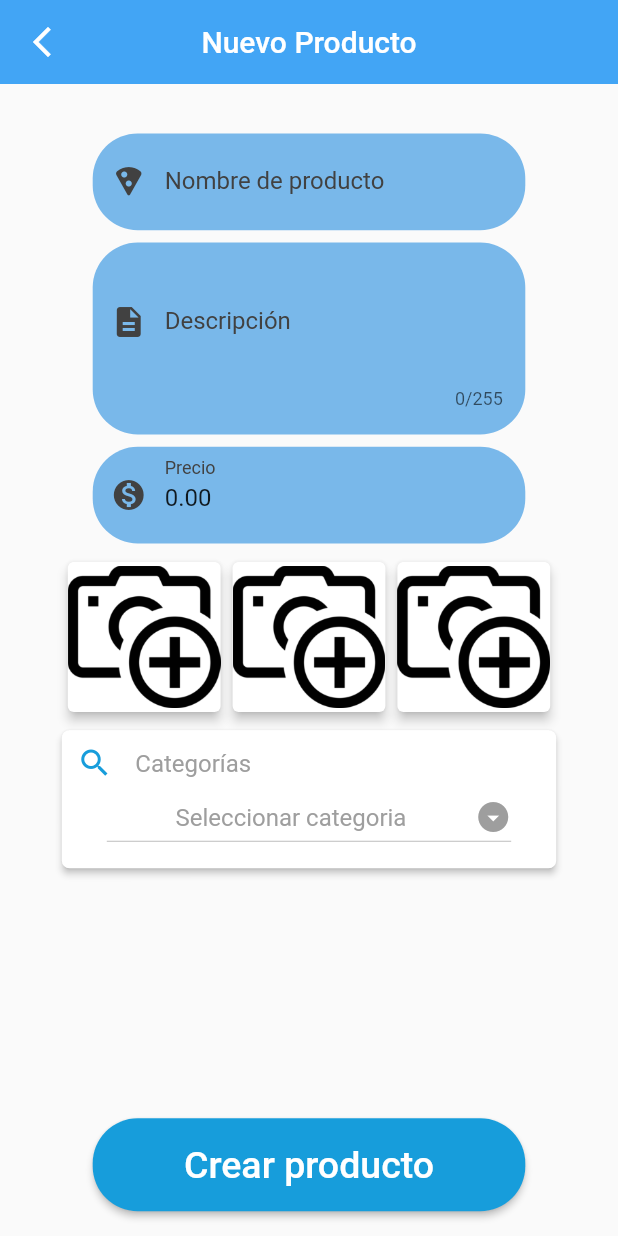
After one commit to Blanco1010/shopping, a Flutter app: the RestaurantProductsCreateScreen screen opened directly, on a phone screen of 412 x 824 dp. The commit adds this screen. Run offline on Flutter 3.47's test engine with Material 2 defaults, Android fonts, the phone set to English and light mode, and no system bars; our stand-ins replace animate_do, flutter_secure_storage, image_picker; accounts and stored records are empty.

Commit message:
add product

```diff
--- a/shop_app/lib/models/category.dart
+++ b/shop_app/lib/models/category.dart
@@ -1,10 +1,13 @@
 import 'dart:convert';
 
 class Category {
+  String? id;
   String name;
   String description;
+  List<Category> toList = [];
 
   Category({
+    this.id,
     required this.name,
     required this.description,
   });
@@ -14,11 +17,13 @@ class Category {
   String toJson() => json.encode(toMap());
 
   factory Category.fromMap(Map<String, dynamic> json) => Category(
+        id: json["id"] ?? 'null',
         name: json["name"],
         description: json["description"],
       );
 
   Map<String, dynamic> toMap() => {
+        "id": id ?? 'null',
         "name": name,
         "description": description,
       };
--- /dev/null
+++ b/shop_app/lib/models/product.dart
@@ -0,0 +1,53 @@
+import 'dart:convert';
+
+class Product {
+  String? id;
+  String name;
+  String description;
+  String? imagen1;
+  String? imagen2;
+  String? imagen3;
+  double price;
+  int idCategory;
+  int quantity;
+
+  Product({
+    this.id,
+    required this.name,
+    required this.description,
+    this.imagen1,
+    this.imagen2,
+    this.imagen3,
+    required this.price,
+    required this.idCategory,
+    required this.quantity,
+  });
+
+  factory Product.fromJson(String str) => Product.fromMap(json.decode(str));
+
+  String toJson() => json.encode(toMap());
+
+  factory Product.fromMap(Map<String, dynamic> json) => Product(
+        id: json["id"],
+        name: json["name"],
+        description: json["description"],
+        imagen1: json["imagen1"],
+        imagen2: json["imagen2"],
+        imagen3: json["imagen3"],
+        price: json["price"].toDouble(),
+        idCategory: json["idCategory"],
+        quantity: json["quantity"],
+      );
+
+  Map<String, dynamic> toMap() => {
+        "id": id,
+        "name": name,
+        "description": description,
+        "imagen1": imagen1,
+        "imagen2": imagen2,
+        "imagen3": imagen3,
+        "price": price,
+        "idCategory": idCategory,
+        "quantity": quantity,
+      };
+}
--- a/shop_app/lib/routes/routes.dart
+++ b/shop_app/lib/routes/routes.dart
@@ -1,4 +1,5 @@
 import 'package:flutter/material.dart';
+
 import 'package:shop_app/screen/screen.dart';
 
 class Routes {
@@ -185,6 +186,28 @@ class Routes {
         },
       );
     }
+
+    if (settings.name == '/restaurant/product/create') {
+      return PageRouteBuilder(
+        pageBuilder: (BuildContext context, Animation<double> animation,
+            Animation<double> secondaryAnimation) {
+          return const RestaurantProductsCreateScreen();
+        },
+        transitionDuration: const Duration(milliseconds: 500),
+        transitionsBuilder: (context, animation, secondaryAnimation, child) {
+          final curvedAnimation =
+              CurvedAnimation(parent: animation, curve: Curves.easeInOut);
+
+          return FadeTransition(
+            opacity: Tween(begin: 0.0, end: 1.0).animate(curvedAnimation),
+            child: FadeTransition(
+              opacity: Tween<double>(begin: 0, end: 1).animate(curvedAnimation),
+              child: child,
+            ),
+          );
+        },
+      );
+    }
     return PageRouteBuilder(
       pageBuilder: (BuildContext context, Animation<double> animation,
           Animation<double> secondaryAnimation) {
--- a/shop_app/lib/screen/restaurant/restaurant_orders_list_screen.dart
+++ b/shop_app/lib/screen/restaurant/restaurant_orders_list_screen.dart
@@ -110,6 +110,11 @@ class _RestaurantOrdersListScreenState
             trailing: const Icon(Icons.list_alt),
           ),
           ListTile(
+            onTap: _con.goToProductCreate,
+            title: const Text('Crear producto'),
+            trailing: const Icon(Icons.local_pizza),
+          ),
+          ListTile(
             onTap: _con.logout,
             title: const Text('Cerrar sesion'),
             trailing: const Icon(Icons.power_settings_new_outlined),
--- /dev/null
+++ b/shop_app/lib/screen/restaurant/restaurant_products_create_screen.dart
@@ -0,0 +1,301 @@
+import 'dart:io';
+
+import 'package:flutter/material.dart';
+import 'package:flutter/scheduler.dart';
+import 'package:shop_app/models/category.dart';
+
+import 'package:shop_app/controllers/restaurant/restaurant_products_create_controller.dart';
+
+import '../../Theme/theme.dart';
+import '../../widgets/widgets.dart';
+
+class RestaurantProductsCreateScreen extends StatefulWidget {
+  const RestaurantProductsCreateScreen({Key? key}) : super(key: key);
+
+  @override
+  _RestaurantProductsCreateScreenState createState() =>
+      _RestaurantProductsCreateScreenState();
+}
+
+class _RestaurantProductsCreateScreenState
+    extends State<RestaurantProductsCreateScreen> {
+  final RestaurantProductsCreateController _con =
+      RestaurantProductsCreateController();
+
+  @override
+  void initState() {
+    super.initState();
+    SchedulerBinding.instance?.addPostFrameCallback((timeStamp) {
+      _con.init(context, refresh);
+    });
+  }
+
+  @override
+  Widget build(BuildContext context) {
+    final size = MediaQuery.of(context).size;
+    return Scaffold(
+      appBar: AppBar(
+        title: const Text('Nuevo Producto'),
+        centerTitle: true,
+        leading: GestureDetector(
+          onTap: () => _con.goToRoles(),
+          child: const Icon(Icons.arrow_back_ios_new),
+        ),
+      ),
+      body: SizedBox(
+        height: double.infinity,
+        child: SingleChildScrollView(
+          physics: const BouncingScrollPhysics(),
+          keyboardDismissBehavior: ScrollViewKeyboardDismissBehavior.onDrag,
+          child: Form(
+            key: _con.formKey,
+            child: Column(
+              mainAxisAlignment: MainAxisAlignment.center,
+              children: [
+                SizedBox(height: size.height * 0.04),
+                _textFieldTitle(size, _con.titleController),
+                SizedBox(height: size.height * 0.01),
+                _textFieldDescription(size, _con.descriptionController),
+                SizedBox(height: size.height * 0.01),
+                _textFieldPrice(size, _con.priceController),
+                SizedBox(height: size.height * 0.01),
+                Container(
+                  margin: EdgeInsets.symmetric(horizontal: size.width * 0.10),
+                  child: Row(
+                    mainAxisAlignment: MainAxisAlignment.center,
+                    children: [
+                      Flexible(
+                          child: _cardImage(_con.imageFile1, 1, context, _con)),
+                      Flexible(
+                          child: _cardImage(_con.imageFile2, 2, context, _con)),
+                      Flexible(
+                          child: _cardImage(_con.imageFile3, 3, context, _con)),
+                    ],
+                  ),
+                ),
+                SizedBox(height: size.height * 0.01),
+                _dropDownCategories(_con, size, refresh),
+              ],
+            ),
+          ),
+        ),
+      ),
+      bottomNavigationBar: _buttonCreate(MediaQuery.of(context).size, _con),
+    );
+  }
+
+  void refresh() {
+    setState(() {});
+  }
+}
+
+_textFieldTitle(Size size, TextEditingController textController) {
+  return Container(
+    margin: EdgeInsets.symmetric(horizontal: size.width * 0.15),
+    padding: EdgeInsets.symmetric(vertical: size.height * 0.01),
+    decoration: BoxDecoration(
+      color: MyColors.primaryOpactyColor,
+      borderRadius: BorderRadius.circular(30),
+    ),
+    child: CustomInputField(
+      expand: false,
+      validator: (value) {
+        if (value.toString().isEmpty == true) {
+          return 'Debes llenar el campo';
+        }
+      },
+      icon: Icons.local_pizza_rounded,
+      textController: textController,
+      labelText: 'Nombre de producto',
+      keyboardType: TextInputType.name,
+    ),
+  );
+}
+
+_textFieldDescription(Size size, TextEditingController textController) {
+  return Container(
+    margin: EdgeInsets.symmetric(horizontal: size.width * 0.15),
+    padding: EdgeInsets.symmetric(vertical: size.height * 0.02),
+    decoration: BoxDecoration(
+      color: MyColors.primaryOpactyColor,
+      borderRadius: BorderRadius.circular(30),
+    ),
+    child: CustomInputField(
+      expand: false,
+      max: 3,
+      maxLength: 255,
+      validator: (value) {
+        if (value.toString().isEmpty == true) {
+          return 'Debes llenar el campo';
+        }
+      },
+      icon: Icons.description,
+      textController: textController,
+      labelText: 'Descripción',
+      keyboardType: TextInputType.multiline,
+    ),
+  );
+}
+
+_textFieldPrice(Size size, TextEditingController textController) {
+  return Container(
+    margin: EdgeInsets.symmetric(horizontal: size.width * 0.15),
+    padding: EdgeInsets.symmetric(vertical: size.height * 0.01),
+    decoration: BoxDecoration(
+      color: MyColors.primaryOpactyColor,
+      borderRadius: BorderRadius.circular(30),
+    ),
+    child: CustomInputField(
+      expand: false,
+      validator: (value) {
+        if (value.toString().isEmpty == true) {
+          return 'Debes llenar el campo';
+        }
+
+        if (RegExp(r'^[0-9]+([.][0-9]+)?$').hasMatch(value!) == false) {
+          return 'Debes introducir solo los números';
+        }
+      },
+      icon: Icons.monetization_on,
+      textController: textController,
+      labelText: 'Precio',
+      keyboardType: TextInputType.number,
+    ),
+  );
+}
+
+_cardImage(File? imageFile, int numberFile, BuildContext context,
+    RestaurantProductsCreateController con) {
+  return GestureDetector(
+    onTap: () {
+      con.showAlertDialog(numberFile);
+    },
+    child: imageFile != null
+        ? Card(
+            elevation: 3.0,
+            child: SizedBox(
+              height: 100,
+              child: Image.file(
+                imageFile,
+                fit: BoxFit.fill,
+              ),
+            ),
+          )
+        : const Card(
+            elevation: 3.0,
+            child: SizedBox(
+              height: 100,
+              child: Image(
+                image: AssetImage('assets/img/add-image.png'),
+              ),
+            ),
+          ),
+  );
+}
+
+_dropDownCategories(
+    RestaurantProductsCreateController con, Size size, Function refresh) {
+  return Container(
+    margin: EdgeInsets.symmetric(horizontal: size.width * 0.10),
+    child: Material(
+      elevation: 2.0,
+      color: Colors.white,
+      borderRadius: const BorderRadius.all(
+        Radius.circular(5.0),
+      ),
+      child: Container(
+        padding: const EdgeInsets.all(10),
+        child: Column(
+          children: [
+            Row(
+              children: [
+                Material(
+                  elevation: 0,
+                  color: Colors.white,
+                  borderRadius: const BorderRadius.all(
+                    Radius.circular(5.0),
+                  ),
+                  child: Icon(
+                    Icons.search,
+                    color: MyColors.colorPrimary,
+                  ),
+                ),
+                const SizedBox(width: 15),
+                const Text(
+                  'Categorías',
+                  style: TextStyle(
+                    color: Colors.grey,
+                    fontSize: 16,
+                  ),
+                )
+              ],
+            ),
+            Container(
+              padding: const EdgeInsets.symmetric(
+                horizontal: 20,
+              ),
+              child: DropdownButton<String>(
+                alignment: Alignment.center,
+                icon: const Icon(Icons.arrow_drop_down_circle_sharp),
+                iconDisabledColor: Colors.grey,
+                iconEnabledColor: MyColors.colorPrimary,
+                elevation: 3,
+                isExpanded: true,
+                hint: const Text(
+                  'Seleccionar categoria',
+                  style: TextStyle(
+                    color: Colors.grey,
+                    fontSize: 16,
+                  ),
+                ),
+                items: _dropDownItems(con.categories),
+                value: con.idCategory,
+                onChanged: (option) {
+                  print('Categoría seleccionada: $option');
+                  con.idCategory = option;
+                  refresh();
+                },
+              ),
+            ),
+          ],
+        ),
+      ),
+    ),
+  );
+}
+
+List<DropdownMenuItem<String>> _dropDownItems(List<Category> categories) {
+  List<DropdownMenuItem<String>> list = [];
+  for (var element in categories) {
+    list.add(DropdownMenuItem(
+      child: Text(element.name),
+      value: element.id,
+    ));
+  }
+  return list;
+}
+
+_buttonCreate(Size size, RestaurantProductsCreateController con) {
+  return Container(
+    margin: EdgeInsets.symmetric(
+      horizontal: size.width * 0.15,
+      vertical: size.height * 0.02,
+    ),
+    width: double.infinity,
+    child: ElevatedButton(
+      onPressed: con.createProduct,
+      child: const Text('Crear producto', style: TextStyle(fontSize: 25)),
+      style: ElevatedButton.styleFrom(
+        primary: MyColors.colorPrimary,
+        padding: EdgeInsets.symmetric(
+          vertical: size.height * 0.02,
+        ),
+        shape: const RoundedRectangleBorder(
+          borderRadius: BorderRadius.all(
+            Radius.circular(30),
+          ),
+        ),
+      ),
+    ),
+  );
+}
--- a/shop_app/lib/screen/screen.dart
+++ b/shop_app/lib/screen/screen.dart
@@ -1,4 +1,5 @@
 export 'package:shop_app/screen/login/login_screen.dart';
+
 export 'package:shop_app/screen/login/register_screen.dart';
 
 export 'package:shop_app/screen/client/client_products_list_screen.dart';
@@ -12,3 +13,5 @@ export 'package:shop_app/screen/roles/roles_screen.dart';
 export 'package:shop_app/screen/client/client_update_screen.dart';
 
 export 'package:shop_app/screen/restaurant/restaurant_categories_create_screen.dart';
+
+export 'package:shop_app/screen/restaurant/restaurant_products_create_screen.dart';
--- a/shop_app/pubspec.yaml
+++ b/shop_app/pubspec.yaml
@@ -40,6 +40,7 @@ dependencies:
   image_picker: ^0.8.4+4
 
 
+
 dev_dependencies:
   flutter_test:
     sdk: flutter
@@ -68,6 +69,7 @@ flutter:
     - assets/img/icon2.png
     - assets/img/no-image.png
     - assets/img/user.png
+    - assets/img/add-image.png
     - assets/gif/jar-loading.gif
   #   - images/a_dot_ham.jpeg
 
```
Also changed, not shown: shop_app/lib/controllers/restaurant/restaurant_categories_create_controller.dart (+8 -0 lines), shop_app/lib/controllers/restaurant/restaurant_orders_list_controller.dart (+8 -0 lines), shop_app/lib/controllers/restaurant/restaurant_products_create_controller.dart (added, +173 -0 lines), shop_app/lib/provider/category_provider.dart (+39 -1 lines), shop_app/lib/screen/restaurant/restaurant_categories_create_screen.dart (+8 -1 lines), shop_app/assets/img/add-image.png (added).
